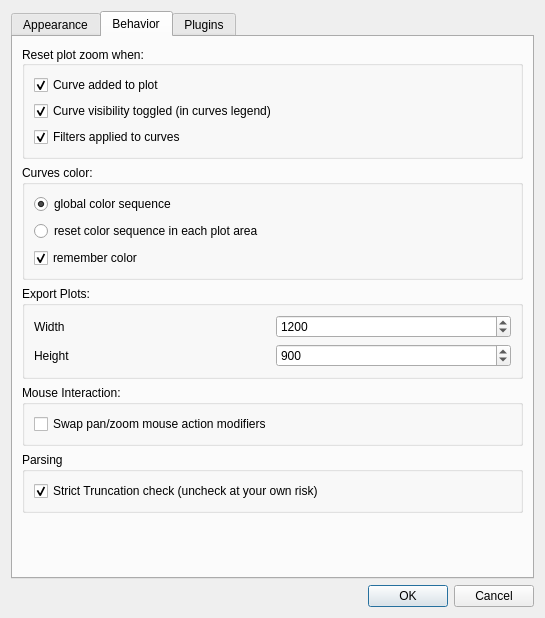
Old version of the form plotjuggler_app/preferences_dialog.ui in the repository facontidavide/PlotJuggler.
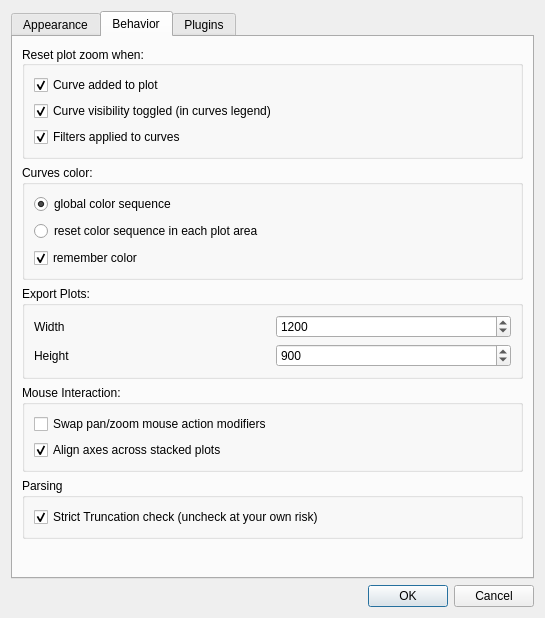
New version of the form. The open tabs and pages were chosen to show the change.

Commit message: Align axes across stacked plots

Patch:
```diff
--- a/plotjuggler_app/preferences_dialog.ui
+++ b/plotjuggler_app/preferences_dialog.ui
@@ -473,6 +473,19 @@
             </property>
            </widget>
           </item>
+         <item>
+          <widget class="QCheckBox" name="checkBoxAlignAxes">
+           <property name="toolTip">
+            <string>Keep plot canvases aligned when stacked plots have different axis label sizes.</string>
+           </property>
+           <property name="text">
+            <string>Align axes across stacked plots</string>
+           </property>
+           <property name="checked">
+            <bool>true</bool>
+           </property>
+          </widget>
+         </item>
          </layout>
         </widget>
        </item>
```
Lines whose indentation alone changed are shown as unchanged. The commit also changes 4 other files.
